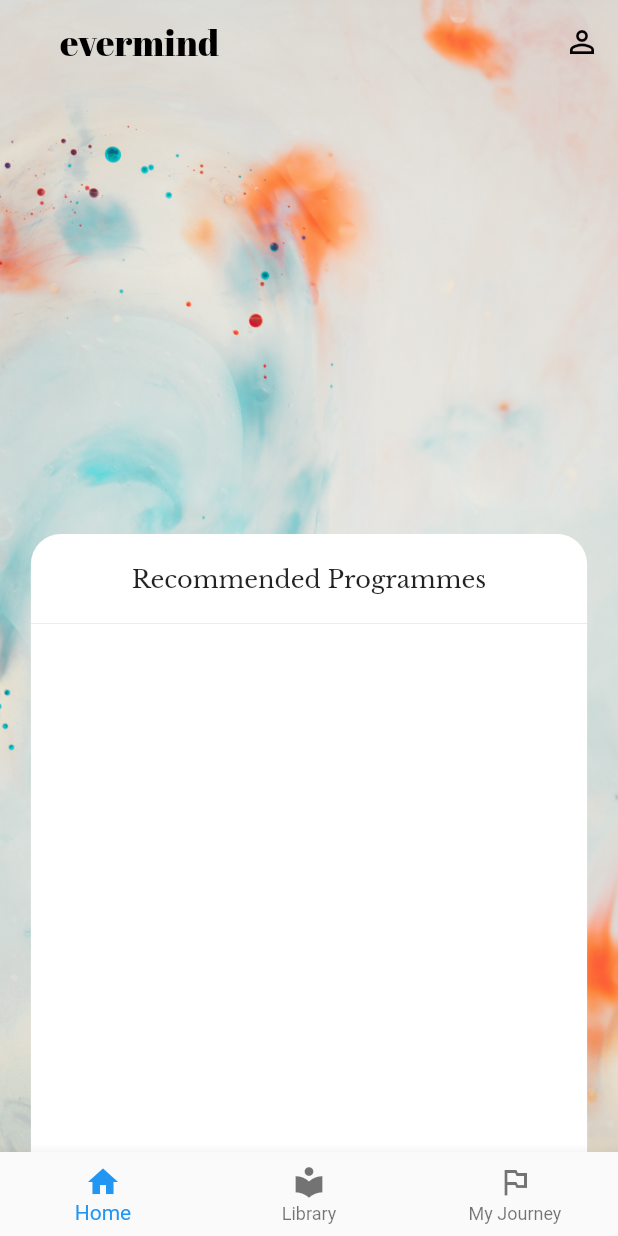
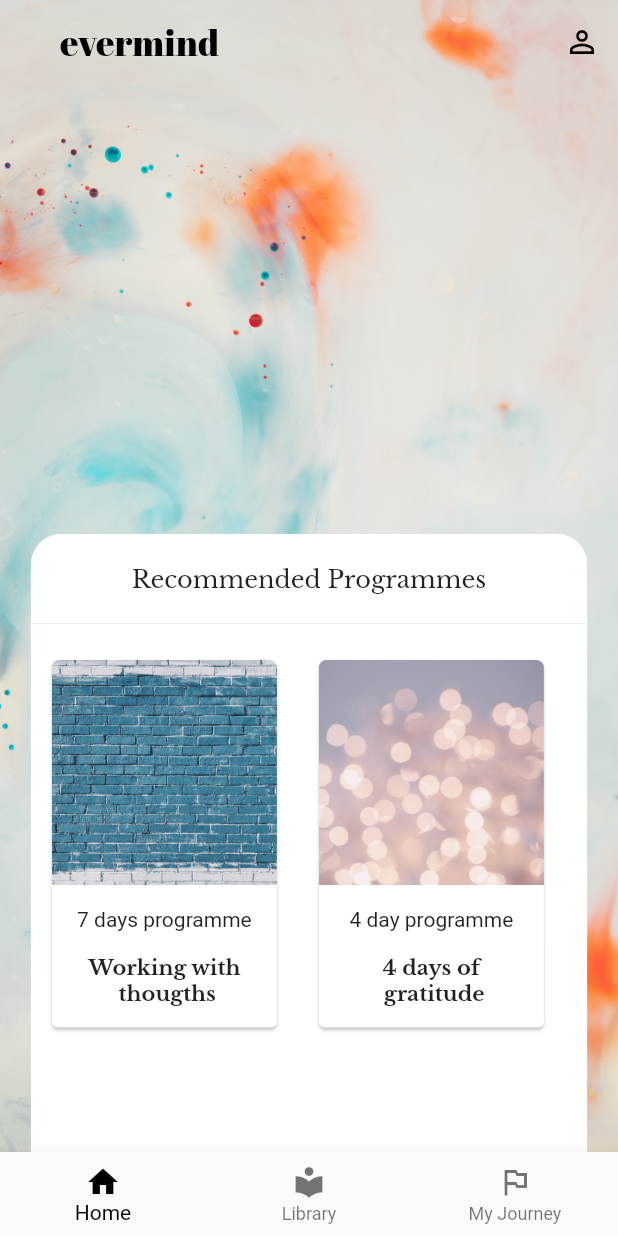
Before and after one commit to mt-tadayon/evermind_exercise, a Flutter app: the screen it shows after launch, on a phone screen of 412 x 824 dp. Run offline on Flutter 3.47's test engine with Material 2 defaults, Android fonts, the phone set to English and light mode, and no system bars; our stand-ins replace google_fonts.

Commit message:
Complete program card

```diff
--- a/lib/screen/dashboard_screen.dart
+++ b/lib/screen/dashboard_screen.dart
@@ -1,3 +1,4 @@
+import 'package:evermindexercise/screen/widgets/program_card.dart';
 import 'package:flutter/material.dart';
 import 'package:google_fonts/google_fonts.dart';
 
@@ -53,7 +54,7 @@ class DashboardScreen extends StatelessWidget {
                     topRight: Radius.circular(20.0),
                   ),
                   color: const Color(0xFFFFFFFF)),
-              child: Stack(
+              child: Column(
                 children: [
                   Container(
                     height: 60.0,
@@ -67,15 +68,21 @@ class DashboardScreen extends StatelessWidget {
                     decoration: BoxDecoration(
                       border: Border(
                         bottom: BorderSide(
-                          color: const Color(0xFFE5E5E5),
-                          width: 0.5
-                        )
-                      )
+                            color: const Color(0xFFE5E5E5), width: 0.5),
+                      ),
                     ),
                   ),
                   Row(
                     children: [
-                      Card(
+                      ProgramCard(
+                        programDuration: '7 days programme',
+                        programName: 'Working with \n thougths',
+                        cardImagePath: 'lib/assets/images/working_thougths.jpg',
+                      ),
+                      ProgramCard(
+                        programDuration: '4 day programme',
+                        programName: '4 days of \n gratitude',
+                        cardImagePath: 'lib/assets/images/gratitude.jpg',
                       )
                     ],
                   )
@@ -86,6 +93,7 @@ class DashboardScreen extends StatelessWidget {
         ],
       ),
       bottomNavigationBar: BottomNavigationBar(
+        selectedItemColor: Colors.black,
         items: const <BottomNavigationBarItem>[
           BottomNavigationBarItem(
             icon: Icon(Icons.home),
--- /dev/null
+++ b/lib/screen/widgets/program_card.dart
@@ -0,0 +1,50 @@
+import 'package:flutter/material.dart';
+import 'package:google_fonts/google_fonts.dart';
+
+class ProgramCard extends StatelessWidget {
+  final String programDuration;
+  final String programName;
+  final String cardImagePath;
+
+  ProgramCard({this.programDuration, this.programName, this.cardImagePath});
+
+  @override
+  Widget build(BuildContext context) {
+    return Padding(
+      padding: const EdgeInsets.symmetric(horizontal: 10.0, vertical: 20.0),
+      child: Card(
+        child: Column(
+          children: [
+            Container(
+              height: 150.0,
+              width: 150.0,
+              decoration: BoxDecoration(
+                borderRadius: BorderRadius.only(
+                  topLeft: Radius.circular(5.0),
+                  topRight: Radius.circular(5.0),
+                ),
+                image: DecorationImage(
+                    image: AssetImage(this.cardImagePath), fit: BoxFit.cover),
+              ),
+            ),
+            Padding(
+              padding:
+                  const EdgeInsets.symmetric(horizontal: 10.0, vertical: 15.0),
+              child: Text(this.programDuration),
+            ),
+            Padding(
+              padding: const EdgeInsets.only(bottom: 15.0),
+              child: Text(
+                this.programName,
+                textAlign: TextAlign.center,
+                style: GoogleFonts.libreBaskerville(
+                  fontWeight: FontWeight.w700,
+                ),
+              ),
+            )
+          ],
+        ),
+      ),
+    );
+  }
+}
```
Also changed, not shown: pubspec.yaml (+2 -5 lines), lib/assets/images/gratitude.jpg (added), lib/assets/images/working_thougths.jpg (added).
